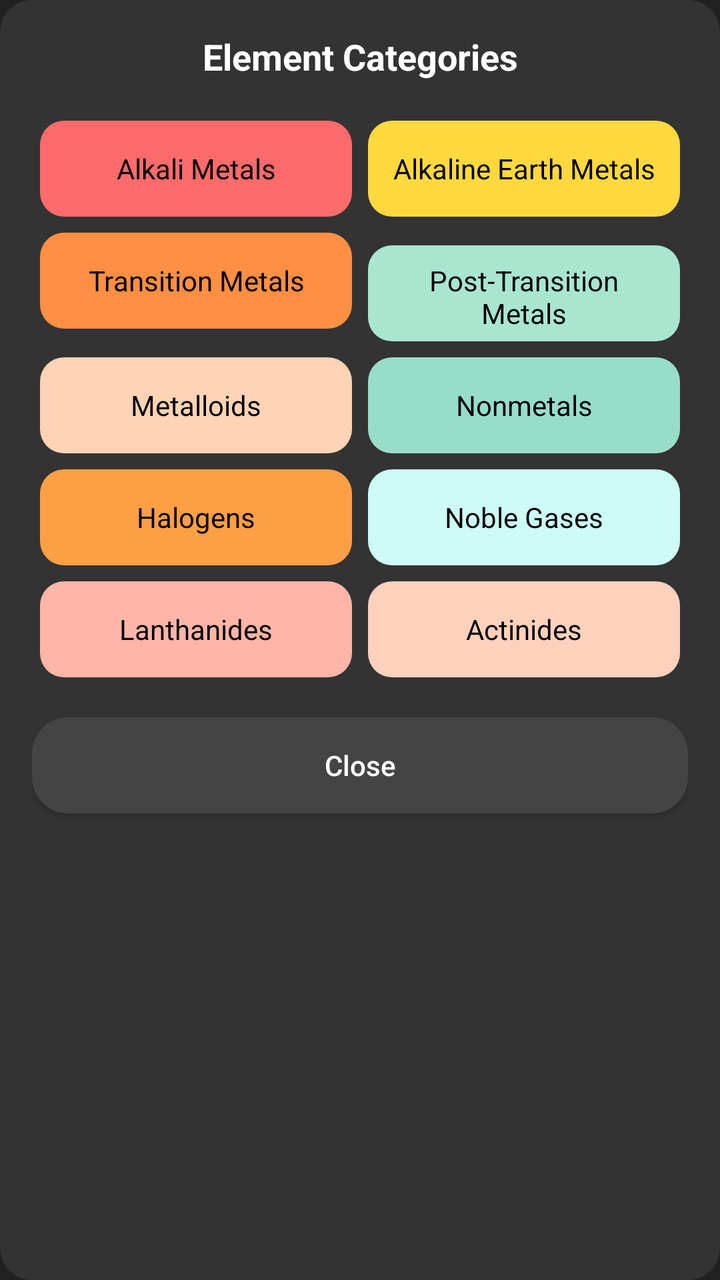
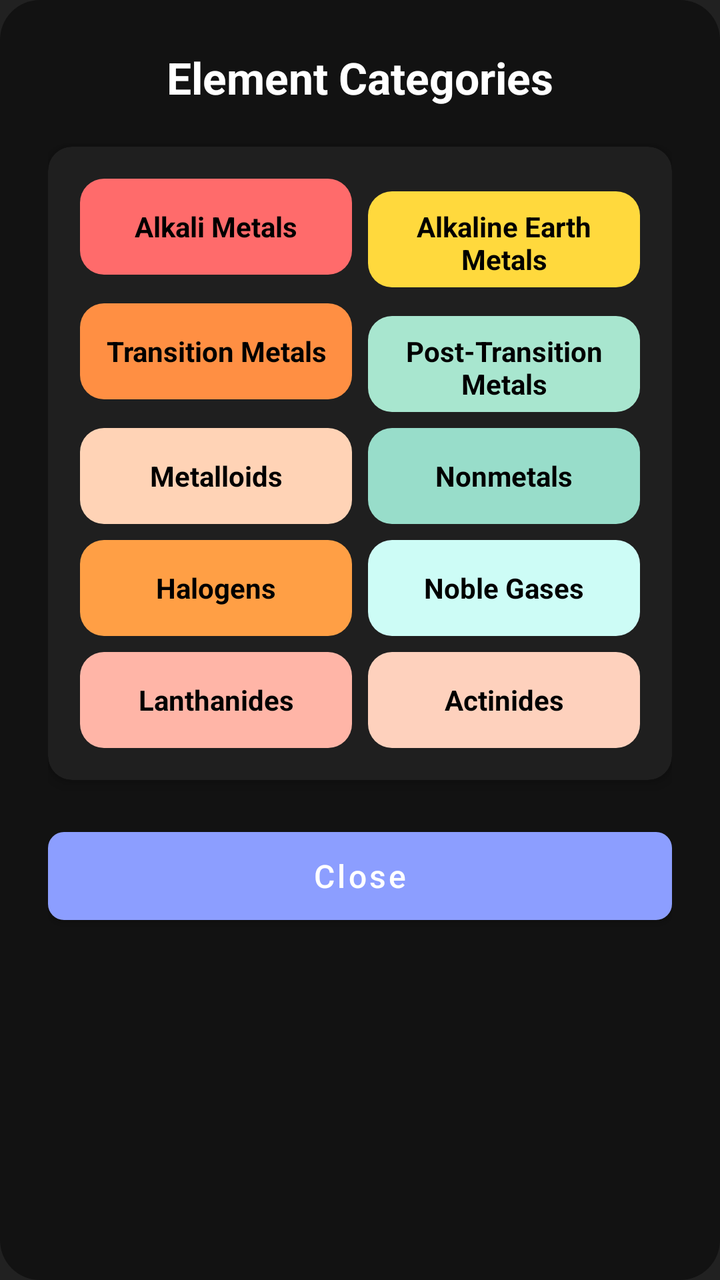

The first picture is an Android layout as it rendered before a commit; the second is the same layout after the commit. The layout source and the unified diff follow.
<!-- AndroidManifest.xml: application theme Theme.PeriodicPro -->
<!-- res/layout/dialog_element_categories.xml -->
<?xml version="1.0" encoding="utf-8"?>
<LinearLayout xmlns:android="http://schemas.android.com/apk/res/android"
    android:layout_width="320dp"
    android:layout_height="wrap_content"
    android:orientation="vertical"
    android:background="@drawable/rounded_dialog_bg"
    android:padding="16dp">

    <TextView
        android:layout_width="match_parent"
        android:layout_height="wrap_content"
        android:text="Element Categories"
        android:textColor="#ffffff"
        android:textSize="18sp"
        android:textStyle="bold"
        android:gravity="center"
        android:layout_marginBottom="16dp"/>

    <GridLayout
        android:layout_width="match_parent"
        android:layout_height="wrap_content"
        android:columnCount="2"
        android:rowCount="5"
        android:useDefaultMargins="true">

        
        <TextView
            android:layout_width="0dp"
            android:layout_height="48dp"
            android:layout_columnWeight="1"
            android:layout_margin="4dp"
            android:padding="8dp"
            android:background="@drawable/rounded_category_bg"
            android:backgroundTint="@color/alkali_metal"
            android:text="Alkali Metals"
            android:textColor="#000000"
            android:gravity="center"/>

        
        <TextView
            android:layout_width="0dp"
            android:layout_height="48dp"
            android:layout_columnWeight="1"
            android:layout_margin="4dp"
            android:padding="8dp"
            android:background="@drawable/rounded_category_bg"
            android:backgroundTint="@color/alkaline_earth_metal"
            android:text="Alkaline Earth Metals"
            android:textColor="#000000"
            android:gravity="center"/>

        
        <TextView
            android:layout_width="0dp"
            android:layout_height="48dp"
            android:layout_columnWeight="1"
            android:layout_margin="4dp"
            android:padding="8dp"
            android:background="@drawable/rounded_category_bg"
            android:backgroundTint="@color/transition_metal"
            android:text="Transition Metals"
            android:textColor="#000000"
            android:gravity="center"/>

        
        <TextView
            android:layout_width="0dp"
            android:layout_height="48dp"
            android:layout_columnWeight="1"
            android:layout_margin="4dp"
            android:padding="8dp"
            android:background="@drawable/rounded_category_bg"
            android:backgroundTint="@color/post_transition_metal"
            android:text="Post-Transition Metals"
            android:textColor="#000000"
            android:gravity="center"/>

        
        <TextView
            android:layout_width="0dp"
            android:layout_height="48dp"
            android:layout_columnWeight="1"
            android:layout_margin="4dp"
            android:padding="8dp"
            android:background="@drawable/rounded_category_bg"
            android:backgroundTint="@color/metalloid"
            android:text="Metalloids"
            android:textColor="#000000"
            android:gravity="center"/>

        
        <TextView
            android:layout_width="0dp"
            android:layout_height="48dp"
            android:layout_columnWeight="1"
            android:layout_margin="4dp"
            android:padding="8dp"
            android:background="@drawable/rounded_category_bg"
            android:backgroundTint="@color/nonmetal"
            android:text="Nonmetals"
            android:textColor="#000000"
            android:gravity="center"/>

        
        <TextView
            android:layout_width="0dp"
            android:layout_height="48dp"
            android:layout_columnWeight="1"
            android:layout_margin="4dp"
            android:padding="8dp"
            android:background="@drawable/rounded_category_bg"
            android:backgroundTint="@color/halogen"
            android:text="Halogens"
            android:textColor="#000000"
            android:gravity="center"/>

        
        <TextView
            android:layout_width="0dp"
            android:layout_height="48dp"
            android:layout_columnWeight="1"
            android:layout_margin="4dp"
            android:padding="8dp"
            android:background="@drawable/rounded_category_bg"
            android:backgroundTint="@color/noble_gas"
            android:text="Noble Gases"
            android:textColor="#000000"
            android:gravity="center"/>

        
        <TextView
            android:layout_width="0dp"
            android:layout_height="48dp"
            android:layout_columnWeight="1"
            android:layout_margin="4dp"
            android:padding="8dp"
            android:background="@drawable/rounded_category_bg"
            android:backgroundTint="@color/lanthanide"
            android:text="Lanthanides"
            android:textColor="#000000"
            android:gravity="center"/>

        
        <TextView
            android:layout_width="0dp"
            android:layout_height="48dp"
            android:layout_columnWeight="1"
            android:layout_margin="4dp"
            android:padding="8dp"
            android:background="@drawable/rounded_category_bg"
            android:backgroundTint="@color/actinide"
            android:text="Actinides"
            android:textColor="#000000"
            android:gravity="center"/>
    </GridLayout>

    <Button
        android:id="@+id/btnCloseDialog"
        android:layout_width="match_parent"
        android:layout_height="wrap_content"
        android:text="Close"
        android:layout_marginTop="16dp"
        android:background="@drawable/categories_button_bg"
        android:textAllCaps="false"
        android:textColor="#ffffff"/>
</LinearLayout>
<!-- resources referenced by this layout -->
<resources>
  <color name="actinide">#FED1BD</color>
  <color name="alkali_metal">#FF6B6B</color>
  <color name="alkaline_earth_metal">#FFD93D</color>
  <color name="halogen">#FF9F45</color>
  <color name="lanthanide">#FFB5A7</color>
  <color name="metalloid">#FFD3B6</color>
  <color name="noble_gas">#CDFCF6</color>
  <color name="nonmetal">#98DDCA</color>
  <color name="post_transition_metal">#A8E6CF</color>
  <color name="transition_metal">#FF8F43</color>
  <!-- drawable categories_button_bg (drawable) -->
  <?xml version="1.0" encoding="utf-8"?>
  <shape xmlns:android="http://schemas.android.com/apk/res/android"
      android:shape="rectangle">
      <corners android:radius="18dp" />
      <solid android:color="#444444" />
  </shape>
  <!-- drawable rounded_category_bg (drawable) -->
  <?xml version="1.0" encoding="utf-8"?>
  <shape xmlns:android="http://schemas.android.com/apk/res/android"
      android:shape="rectangle">
      <corners android:radius="12dp" />
      <solid android:color="#333333" />
  </shape>
  <!-- drawable rounded_dialog_bg (drawable) -->
  <?xml version="1.0" encoding="utf-8"?>
  <shape xmlns:android="http://schemas.android.com/apk/res/android"
      android:shape="rectangle">
      <corners android:radius="16dp" />
      <solid android:color="#333333" />
  </shape>
  <style name="Theme.PeriodicPro" parent="Theme.AppCompat.DayNight.NoActionBar">
          <item name="colorPrimary">#212121</item>
          <item name="colorPrimaryDark">#171717</item>
          <item name="colorAccent">#00796B</item>
          <item name="android:windowBackground">#212121</item>
      </style>
</resources>

<!-- the commit's change to res/layout/dialog_element_categories.xml (unified diff, before → after) -->
@@ -1,166 +1,189 @@
 <?xml version="1.0" encoding="utf-8"?>
 <LinearLayout xmlns:android="http://schemas.android.com/apk/res/android"
+    xmlns:app="http://schemas.android.com/apk/res-auto"
     android:layout_width="320dp"
     android:layout_height="wrap_content"
     android:orientation="vertical"
-    android:background="@drawable/rounded_dialog_bg"
-    android:padding="16dp">
+    android:background="@drawable/rounded_form_bg"
+    android:backgroundTint="#121212"
+    android:padding="24dp">
 
     <TextView
         android:layout_width="match_parent"
         android:layout_height="wrap_content"
         android:text="Element Categories"
-        android:textColor="#ffffff"
-        android:textSize="18sp"
+        android:textColor="#FFFFFF"
+        android:textSize="22sp"
         android:textStyle="bold"
         android:gravity="center"
-        android:layout_marginBottom="16dp"/>
+        android:layout_marginBottom="20dp"/>
 
-    <GridLayout
+    <androidx.cardview.widget.CardView
         android:layout_width="match_parent"
         android:layout_height="wrap_content"
-        android:columnCount="2"
-        android:rowCount="5"
-        android:useDefaultMargins="true">
+        app:cardCornerRadius="12dp"
+        app:cardBackgroundColor="#1F1F1F"
+        app:cardElevation="4dp"
+        android:layout_marginBottom="20dp">
 
-        
-        <TextView
-            android:layout_width="0dp"
-            android:layout_height="48dp"
-            android:layout_columnWeight="1"
-            android:layout_margin="4dp"
-            android:padding="8dp"
-            android:background="@drawable/rounded_category_bg"
-            android:backgroundTint="@color/alkali_metal"
-            android:text="Alkali Metals"
-            android:textColor="#000000"
-            android:gravity="center"/>
+        <GridLayout
+            android:layout_width="match_parent"
+            android:layout_height="wrap_content"
+            android:columnCount="2"
+            android:rowCount="5"
+            android:padding="12dp"
+            android:useDefaultMargins="true">
 
-        
-        <TextView
-            android:layout_width="0dp"
-            android:layout_height="48dp"
-            android:layout_columnWeight="1"
-            android:layout_margin="4dp"
-            android:padding="8dp"
-            android:background="@drawable/rounded_category_bg"
-            android:backgroundTint="@color/alkaline_earth_metal"
-            android:text="Alkaline Earth Metals"
-            android:textColor="#000000"
-            android:gravity="center"/>
+            
+            <TextView
+                android:layout_width="0dp"
+                android:layout_height="48dp"
+                android:layout_columnWeight="1"
+                android:layout_margin="4dp"
+                android:padding="8dp"
+                android:background="@drawable/rounded_category_bg"
+                android:backgroundTint="@color/alkali_metal"
+                android:text="Alkali Metals"
+                android:textColor="#000000"
+                android:textStyle="bold"
+                android:gravity="center"/>
 
-        
-        <TextView
-            android:layout_width="0dp"
-            android:layout_height="48dp"
-            android:layout_columnWeight="1"
-            android:layout_margin="4dp"
-            android:padding="8dp"
-            android:background="@drawable/rounded_category_bg"
-            android:backgroundTint="@color/transition_metal"
-            android:text="Transition Metals"
-            android:textColor="#000000"
-            android:gravity="center"/>
+            
+            <TextView
+                android:layout_width="0dp"
+                android:layout_height="48dp"
+                android:layout_columnWeight="1"
+                android:layout_margin="4dp"
+                android:padding="8dp"
+                android:background="@drawable/rounded_category_bg"
+                android:backgroundTint="@color/alkaline_earth_metal"
+                android:text="Alkaline Earth Metals"
+                android:textColor="#000000"
+                android:textStyle="bold"
+                android:gravity="center"/>
 
-        
-        <TextView
-            android:layout_width="0dp"
-            android:layout_height="48dp"
-            android:layout_columnWeight="1"
-            android:layout_margin="4dp"
-            android:padding="8dp"
-            android:background="@drawable/rounded_category_bg"
-            android:backgroundTint="@color/post_transition_metal"
-            android:text="Post-Transition Metals"
-            android:textColor="#000000"
-            android:gravity="center"/>
+            
+            <TextView
+                android:layout_width="0dp"
+                android:layout_height="48dp"
+                android:layout_columnWeight="1"
+                android:layout_margin="4dp"
+                android:padding="8dp"
+                android:background="@drawable/rounded_category_bg"
+                android:backgroundTint="@color/transition_metal"
+                android:text="Transition Metals"
+                android:textColor="#000000"
+                android:textStyle="bold"
+                android:gravity="center"/>
 
-        
-        <TextView
-            android:layout_width="0dp"
-            android:layout_height="48dp"
-            android:layout_columnWeight="1"
-            android:layout_margin="4dp"
-            android:padding="8dp"
-            android:background="@drawable/rounded_category_bg"
-            android:backgroundTint="@color/metalloid"
-            android:text="Metalloids"
-            android:textColor="#000000"
-            android:gravity="center"/>
+            
+            <TextView
+                android:layout_width="0dp"
+                android:layout_height="48dp"
+                android:layout_columnWeight="1"
+                android:layout_margin="4dp"
+                android:padding="8dp"
+                android:background="@drawable/rounded_category_bg"
+                android:backgroundTint="@color/post_transition_metal"
+                android:text="Post-Transition Metals"
+                android:textColor="#000000"
+                android:textStyle="bold"
+                android:gravity="center"/>
 
-        
-        <TextView
-            android:layout_width="0dp"
-            android:layout_height="48dp"
-            android:layout_columnWeight="1"
-            android:layout_margin="4dp"
-            android:padding="8dp"
-            android:background="@drawable/rounded_category_bg"
-            android:backgroundTint="@color/nonmetal"
-            android:text="Nonmetals"
-            android:textColor="#000000"
-            android:gravity="center"/>
+            
+            <TextView
+                android:layout_width="0dp"
+                android:layout_height="48dp"
+                android:layout_columnWeight="1"
+                android:layout_margin="4dp"
+                android:padding="8dp"
+                android:background="@drawable/rounded_category_bg"
+                android:backgroundTint="@color/metalloid"
+                android:text="Metalloids"
+                android:textColor="#000000"
+                android:textStyle="bold"
+                android:gravity="center"/>
 
-        
-        <TextView
-            android:layout_width="0dp"
-            android:layout_height="48dp"
-            android:layout_columnWeight="1"
-            android:layout_margin="4dp"
-            android:padding="8dp"
-            android:background="@drawable/rounded_category_bg"
-            android:backgroundTint="@color/halogen"
-            android:text="Halogens"
-            android:textColor="#000000"
-            android:gravity="center"/>
+            
+            <TextView
+                android:layout_width="0dp"
+                android:layout_height="48dp"
+                android:layout_columnWeight="1"
+                android:layout_margin="4dp"
+                android:padding="8dp"
+                android:background="@drawable/rounded_category_bg"
+                android:backgroundTint="@color/nonmetal"
+                android:text="Nonmetals"
+                android:textColor="#000000"
+                android:textStyle="bold"
+                android:gravity="center"/>
 
-        
-        <TextView
-            android:layout_width="0dp"
-            android:layout_height="48dp"
-            android:layout_columnWeight="1"
-            android:layout_margin="4dp"
-            android:padding="8dp"
-            android:background="@drawable/rounded_category_bg"
-            android:backgroundTint="@color/noble_gas"
-            android:text="Noble Gases"
-            android:textColor="#000000"
-            android:gravity="center"/>
+            
+            <TextView
+                android:layout_width="0dp"
+                android:layout_height="48dp"
+                android:layout_columnWeight="1"
+                android:layout_margin="4dp"
+                android:padding="8dp"
+                android:background="@drawable/rounded_category_bg"
+                android:backgroundTint="@color/halogen"
+                android:text="Halogens"
+                android:textColor="#000000"
+                android:textStyle="bold"
+                android:gravity="center"/>
 
-        
-        <TextView
-            android:layout_width="0dp"
-            android:layout_height="48dp"
-            android:layout_columnWeight="1"
-            android:layout_margin="4dp"
-            android:padding="8dp"
-            android:background="@drawable/rounded_category_bg"
-            android:backgroundTint="@color/lanthanide"
-            android:text="Lanthanides"
-            android:textColor="#000000"
-            android:gravity="center"/>
+            
+            <TextView
+                android:layout_width="0dp"
+                android:layout_height="48dp"
+                android:layout_columnWeight="1"
+                android:layout_margin="4dp"
+                android:padding="8dp"
+                android:background="@drawable/rounded_category_bg"
+                android:backgroundTint="@color/noble_gas"
+                android:text="Noble Gases"
+                android:textColor="#000000"
+                android:textStyle="bold"
+                android:gravity="center"/>
 
-        
-        <TextView
-            android:layout_width="0dp"
-            android:layout_height="48dp"
-            android:layout_columnWeight="1"
-            android:layout_margin="4dp"
-            android:padding="8dp"
-            android:background="@drawable/rounded_category_bg"
-            android:backgroundTint="@color/actinide"
-            android:text="Actinides"
-            android:textColor="#000000"
-            android:gravity="center"/>
-    </GridLayout>
+            
+            <TextView
+                android:layout_width="0dp"
+                android:layout_height="48dp"
+                android:layout_columnWeight="1"
+                android:layout_margin="4dp"
+                android:padding="8dp"
+                android:background="@drawable/rounded_category_bg"
+                android:backgroundTint="@color/lanthanide"
+                android:text="Lanthanides"
+                android:textColor="#000000"
+                android:textStyle="bold"
+                android:gravity="center"/>
 
-    <Button
+            
+            <TextView
+                android:layout_width="0dp"
+                android:layout_height="48dp"
+                android:layout_columnWeight="1"
+                android:layout_margin="4dp"
+                android:padding="8dp"
+                android:background="@drawable/rounded_category_bg"
+                android:backgroundTint="@color/actinide"
+                android:text="Actinides"
+                android:textColor="#000000"
+                android:textStyle="bold"
+                android:gravity="center"/>
+        </GridLayout>
+    </androidx.cardview.widget.CardView>
+
+    <com.google.android.material.button.MaterialButton
         android:id="@+id/btnCloseDialog"
         android:layout_width="match_parent"
-        android:layout_height="wrap_content"
+        android:layout_height="56dp"
         android:text="Close"
-        android:layout_marginTop="16dp"
-        android:background="@drawable/categories_button_bg"
-        android:textAllCaps="false"
-        android:textColor="#ffffff"/>
+        app:cornerRadius="8dp"
+        app:backgroundTint="#8C9EFF"
+        android:textColor="#FFFFFF"
+        android:textSize="16sp"
+        android:textAllCaps="false"/>
 </LinearLayout>
<!-- resource entries referenced after the edit -->
@@ -10,13 +10,6 @@
   <color name="nonmetal">#98DDCA</color>
   <color name="post_transition_metal">#A8E6CF</color>
   <color name="transition_metal">#FF8F43</color>
-  <!-- drawable categories_button_bg (drawable) -->
-  <?xml version="1.0" encoding="utf-8"?>
-  <shape xmlns:android="http://schemas.android.com/apk/res/android"
-      android:shape="rectangle">
-      <corners android:radius="18dp" />
-      <solid android:color="#444444" />
-  </shape>
   <!-- drawable rounded_category_bg (drawable) -->
   <?xml version="1.0" encoding="utf-8"?>
   <shape xmlns:android="http://schemas.android.com/apk/res/android"
@@ -24,18 +17,20 @@
       <corners android:radius="12dp" />
       <solid android:color="#333333" />
   </shape>
-  <!-- drawable rounded_dialog_bg (drawable) -->
+  <!-- drawable rounded_form_bg (drawable) -->
   <?xml version="1.0" encoding="utf-8"?>
-  <shape xmlns:android="http://schemas.android.com/apk/res/android"
-      android:shape="rectangle">
-      <corners android:radius="16dp" />
-      <solid android:color="#333333" />
+  <shape xmlns:android="http://schemas.android.com/apk/res/android">
+      <solid android:color="#3b3a3a"/> 
+      <corners android:radius="20dp"/> 
   </shape>
-  <style name="Theme.PeriodicPro" parent="Theme.AppCompat.DayNight.NoActionBar">
+  <style name="Theme.PeriodicPro" parent="Theme.MaterialComponents.DayNight.NoActionBar">
           <item name="colorPrimary">#212121</item>
           <item name="colorPrimaryDark">#171717</item>
           <item name="colorAccent">#00796B</item>
           <item name="android:windowBackground">#212121</item>
+          <item name="colorSecondary">#1976D2</item>
+          <item name="colorSurface">#1F1F1F</item>
+          <item name="colorOnSurface">#FFFFFF</item>
       </style>
 </resources>
 
